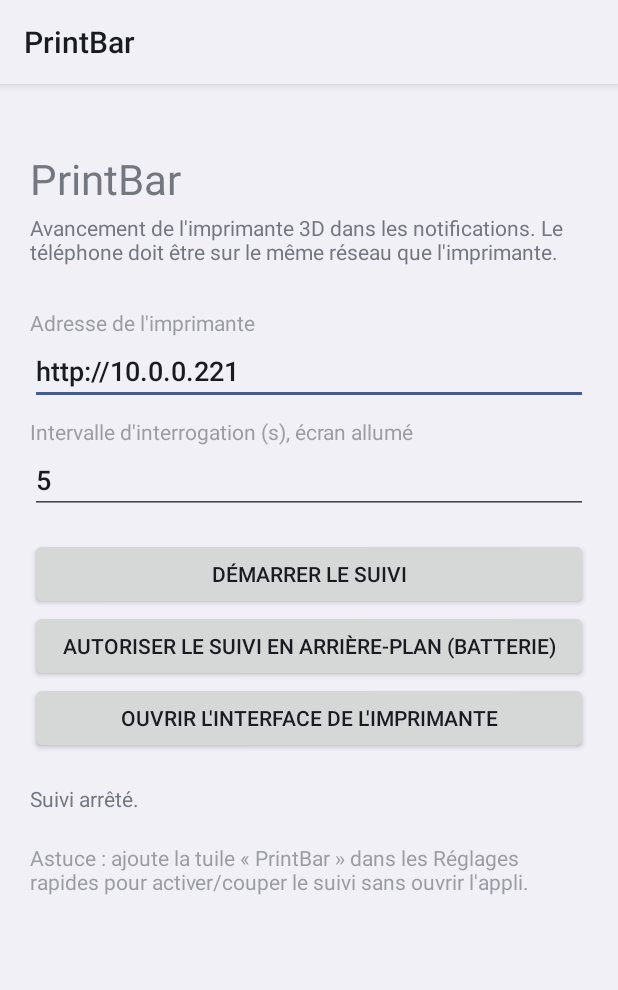
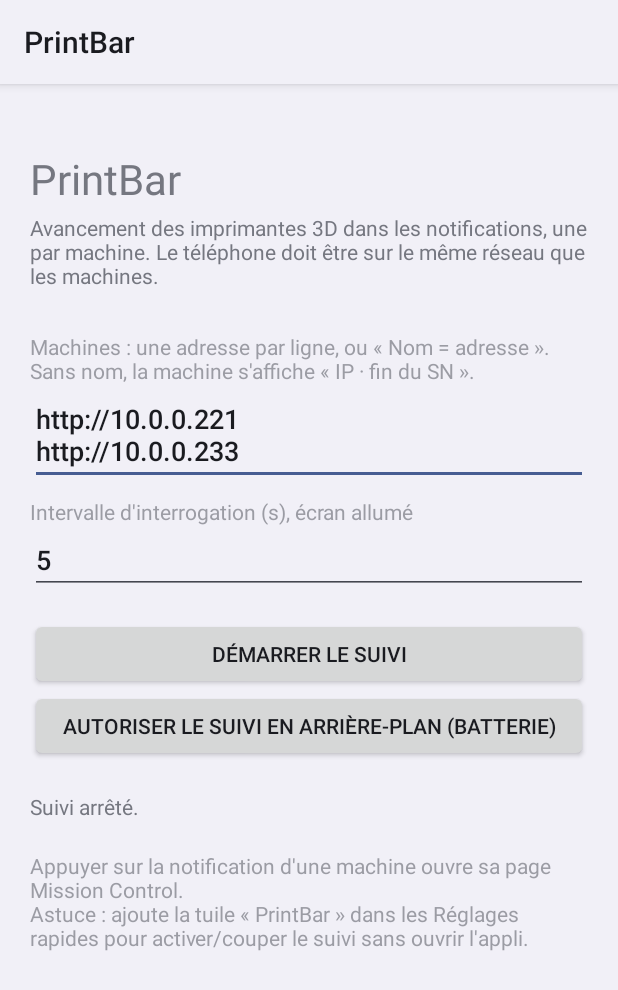
Before and after one commit to Karaelyn/printbar-android, an Android app: the screen it shows after launch (MainActivity), after a tap on "DÉMARRER LE SUIVI", on a phone screen of 412 x 824 dp. Shown: the top 990 px of the screen. Run offline under Robolectric (Android 15) with nearby library versions, the phone set to English and light mode, and no system bars.

Commit message:
v1.1 : multi-machines, libellé IP · fin du SN, compat ancien logiciel CosmOS, Mission Control
- Une notification de progression par machine (221 et 233 par défaut)
- SN/modèle/version via /api/machine/device, sinon /api/machine/profile
- Température caisson, état Chauffe, clic vers /mission-control-viewer/

Co-Authored-By: Claude Opus 5.5 <noreply@anthropic.com>
Claude-Session: https://claude.ai/code/session_01SXjWqYswxggVUfkbc1WhwJ

```diff
--- a/app/build.gradle
+++ b/app/build.gradle
@@ -11,7 +11,7 @@ android {
         minSdk 26
         targetSdk 35
         versionCode buildNo
-        versionName "1.0.${buildNo}"
+        versionName "1.1.${buildNo}"
     }
 
     // Clé de signature fournie par le secret GitHub SIGNING_KEY (keystore en base64), décodée par le workflow.
--- a/app/src/main/java/app/printbar/MainActivity.java
+++ b/app/src/main/java/app/printbar/MainActivity.java
@@ -27,7 +27,7 @@ public class MainActivity extends Activity {
 
     static final String EXTRA_START = "start";
 
-    private EditText url, poll;
+    private EditText printers, poll;
     private Button toggle;
     private TextView status;
     private final Handler ui = new Handler(Looper.getMainLooper());
@@ -54,16 +54,17 @@ public class MainActivity extends Activity {
         root.addView(title);
 
         TextView sub = new TextView(this);
-        sub.setText("Avancement de l'imprimante 3D dans les notifications. Le téléphone doit être sur le même réseau que l'imprimante.");
+        sub.setText("Avancement des imprimantes 3D dans les notifications, une par machine. Le téléphone doit être sur le même réseau que les machines.");
         sub.setPadding(0, dp(4), 0, dp(20));
         root.addView(sub);
 
-        root.addView(label("Adresse de l'imprimante"));
-        url = new EditText(this);
-        url.setSingleLine(true);
-        url.setInputType(InputType.TYPE_CLASS_TEXT | InputType.TYPE_TEXT_VARIATION_URI);
-        url.setText(sp.getString(Prefs.URL, Prefs.DEFAULT_URL));
-        root.addView(url);
+        root.addView(label("Machines : une adresse par ligne, ou « Nom = adresse ». Sans nom, la machine s'affiche « IP · fin du SN »."));
+        printers = new EditText(this);
+        printers.setInputType(InputType.TYPE_CLASS_TEXT | InputType.TYPE_TEXT_FLAG_MULTI_LINE | InputType.TYPE_TEXT_VARIATION_URI);
+        printers.setMinLines(2);
+        printers.setGravity(Gravity.TOP | Gravity.START);
+        printers.setText(Prefs.printersText(this));
+        root.addView(printers);
 
         root.addView(label("Intervalle d'interrogation (s), écran allumé"));
         poll = new EditText(this);
@@ -83,13 +84,6 @@ public class MainActivity extends Activity {
         battery.setOnClickListener(v -> askBattery());
         root.addView(battery, new LinearLayout.LayoutParams(-1, -2));
 
-        Button web = new Button(this);
-        web.setText("Ouvrir l'interface de l'imprimante");
-        web.setOnClickListener(v -> {
-            save();
-            startActivity(new Intent(Intent.ACTION_VIEW, Uri.parse(new Cosmos(url.getText().toString()).baseUrl())));
-        });
-        root.addView(web, new LinearLayout.LayoutParams(-1, -2));
 
         status = new TextView(this);
         status.setPadding(0, dp(20), 0, 0);
@@ -97,7 +91,7 @@ public class MainActivity extends Activity {
         root.addView(status);
 
         TextView tip = new TextView(this);
-        tip.setText("Astuce : ajoute la tuile « PrintBar » dans les Réglages rapides pour activer/couper le suivi sans ouvrir l'appli.");
+        tip.setText("Appuyer sur la notification d'une machine ouvre sa page Mission Control.\nAstuce : ajoute la tuile « PrintBar » dans les Réglages rapides pour activer/couper le suivi sans ouvrir l'appli.");
         tip.setPadding(0, dp(20), 0, 0);
         tip.setAlpha(0.7f);
         root.addView(tip);
@@ -156,10 +150,14 @@ public class MainActivity extends Activity {
         int p;
         try { p = Integer.parseInt(poll.getText().toString().trim()); } catch (Exception e) { p = 5; }
         p = Math.max(2, Math.min(60, p));
+        String list = printers.getText().toString().trim();
+        if (Prefs.parse(list).isEmpty()) list = Prefs.DEFAULT_PRINTERS;
         Prefs.get(this).edit()
-                .putString(Prefs.URL, url.getText().toString().trim())
+                .putString(Prefs.PRINTERS, list)
                 .putInt(Prefs.POLL, p)
                 .apply();
+        // Suivi déjà lancé : on le relance avec la nouvelle liste
+        if (PrintService.running) PrintService.start(this);
     }
 
     private void askBattery() {
@@ -178,28 +176,31 @@ public class MainActivity extends Activity {
 
     private void refresh() {
         toggle.setText(PrintService.running ? "Arrêter le suivi" : "Démarrer le suivi");
-        Cosmos.Status s = PrintService.last;
         if (!PrintService.running) {
             status.setText("Suivi arrêté.");
             return;
         }
-        if (s == null) {
-            status.setText("Connexion…");
-            return;
-        }
-        long ago = (System.currentTimeMillis() - PrintService.lastAt) / 1000;
         StringBuilder t = new StringBuilder();
-        t.append("État : ").append(label(s.state));
+        for (PrintService.Watch w : PrintService.watches) {
+            if (t.length() > 0) t.append("\n\n");
+            t.append(w.client.label()).append("\n");
+            Cosmos.Status s = w.last;
+            if (s == null) { t.append("Connexion…"); continue; }
+            t.append("État : ").append(s.heating() ? "chauffe" : label(s.state));
             if (!s.file.isEmpty()) t.append("\nFichier : ").append(Cosmos.name(s.file));
-        if (s.state == Cosmos.State.PRINTING || s.state == Cosmos.State.PAUSED) {
+            if (s.active() && !s.heating()) {
                 t.append("\nProgression : ").append((int) (s.progress * 100)).append(" %");
                 if (s.totalLayers > 0) t.append(" · couche ").append(s.layer).append("/").append(s.totalLayers);
                 if (s.elapsedS >= 0) t.append("\nÉcoulé : ").append(Cosmos.dur(s.elapsedS));
                 if (s.remainingS >= 0) t.append("\nRestant : ").append(Cosmos.dur(s.remainingS));
             }
-        if (s.hasTemps) t.append("\nBuse ").append(Math.round(s.ext)).append(" °C · Plateau ").append(Math.round(s.bed)).append(" °C");
+            String temps = PrintService.temps(s);
+            if (!temps.isEmpty()) t.append("\n").append(temps);
+            String id = PrintService.ident(s);
+            if (!id.isEmpty()) t.append("\n").append(id);
             if (!s.message.isEmpty()) t.append("\nDétail : ").append(s.message);
-        t.append("\n\nDernière mise à jour il y a ").append(ago).append(" s");
+            t.append("\nMis à jour il y a ").append((System.currentTimeMillis() - w.lastAt) / 1000).append(" s");
+        }
         status.setText(t);
     }
 
--- a/app/src/main/java/app/printbar/Prefs.java
+++ b/app/src/main/java/app/printbar/Prefs.java
@@ -3,11 +3,41 @@ package app.printbar;
 import android.content.Context;
 import android.content.SharedPreferences;
 
+import java.util.ArrayList;
+import java.util.List;
+
 final class Prefs {
-    static final String URL = "url", POLL = "poll", ENABLED = "enabled";
+    static final String URL = "url", PRINTERS = "printers", POLL = "poll", ENABLED = "enabled";
     static final String DEFAULT_URL = "http://10.0.0.221";
+    static final String DEFAULT_PRINTERS = "http://10.0.0.221\nhttp://10.0.0.233";
 
     static SharedPreferences get(Context c) {
         return c.getSharedPreferences("printbar", Context.MODE_PRIVATE);
     }
+
+    /** Liste des machines, une par ligne : « adresse » ou « Nom = adresse ». */
+    static String printersText(Context c) {
+        SharedPreferences sp = get(c);
+        String t = sp.getString(PRINTERS, null);
+        if (t != null) return t;
+        String old = sp.getString(URL, null); // réglage de la v1.0 (une seule machine)
+        return old != null && !old.trim().isEmpty() && !old.trim().equals(DEFAULT_URL) ? old.trim() : DEFAULT_PRINTERS;
+    }
+
+    static List<Cosmos> printers(Context c) {
+        return parse(printersText(c));
+    }
+
+    static List<Cosmos> parse(String text) {
+        List<Cosmos> list = new ArrayList<>();
+        for (String raw : text.split("[\\r\\n]+")) {
+            String line = raw.trim();
+            if (line.isEmpty() || line.startsWith("#")) continue;
+            String name = "", url = line;
+            int eq = line.indexOf('=');
+            if (eq > 0) { name = line.substring(0, eq).trim(); url = line.substring(eq + 1).trim(); }
+            if (!url.isEmpty()) list.add(new Cosmos(name, url));
+        }
+        return list;
+    }
 }
```
Also changed, not shown: app/src/main/java/app/printbar/Cosmos.java (+92 -1 lines), app/src/main/java/app/printbar/PrintService.java (+134 -79 lines), app/src/main/java/app/printbar/PrintTile.java (+20 -8 lines), 2 other files. Lines whose indentation alone changed are shown as unchanged.
